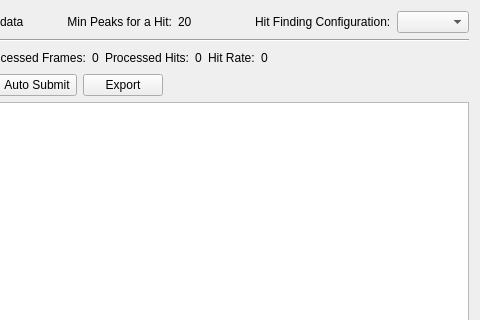
The window that ui/job_win.ui (LiuLab-CSRC/ClickX) describes before a commit, drawn with Qt 5; both pictures show x 321 to 801 and y 0 to 320 of the 801 by 589 pixel window.
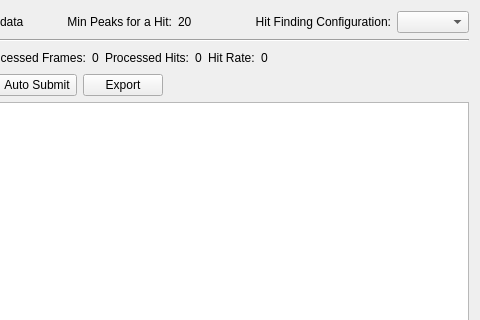
The same window after the commit.

```diff
--- a/ui/job_win.ui
+++ b/ui/job_win.ui
@@ -80,6 +80,9 @@
          <property name="text">
           <string>Hit Finding Configuration:</string>
          </property>
+         <property name="alignment">
+          <set>Qt::AlignRight|Qt::AlignTrailing|Qt::AlignVCenter</set>
+         </property>
         </widget>
        </item>
        <item>
```
